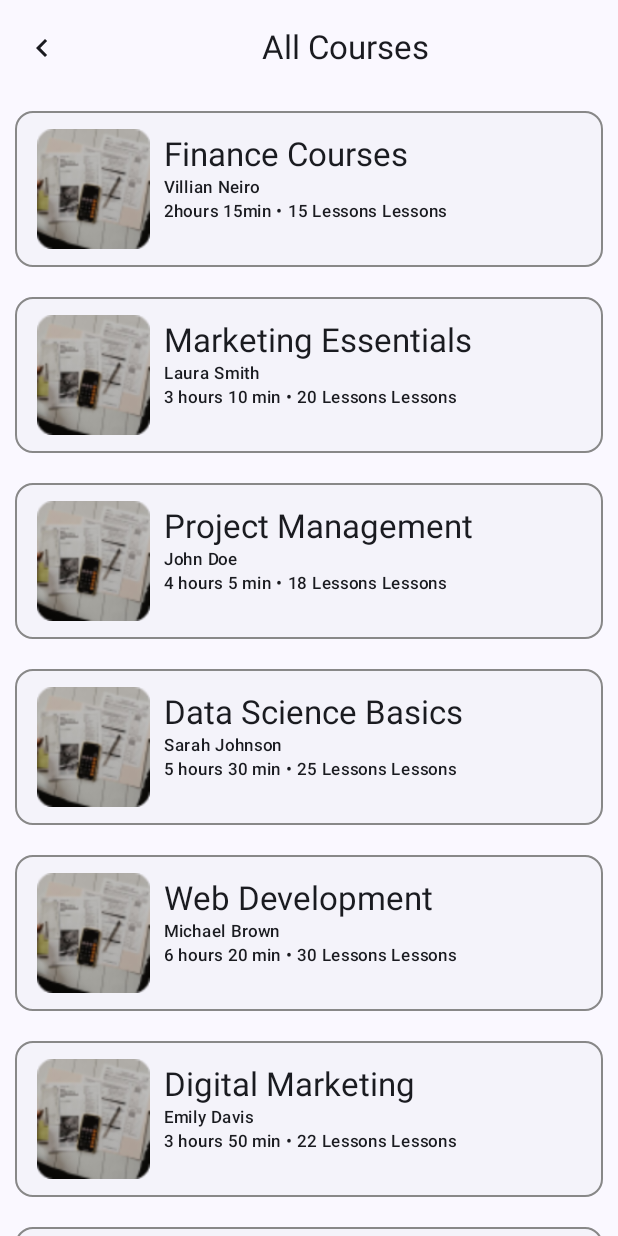
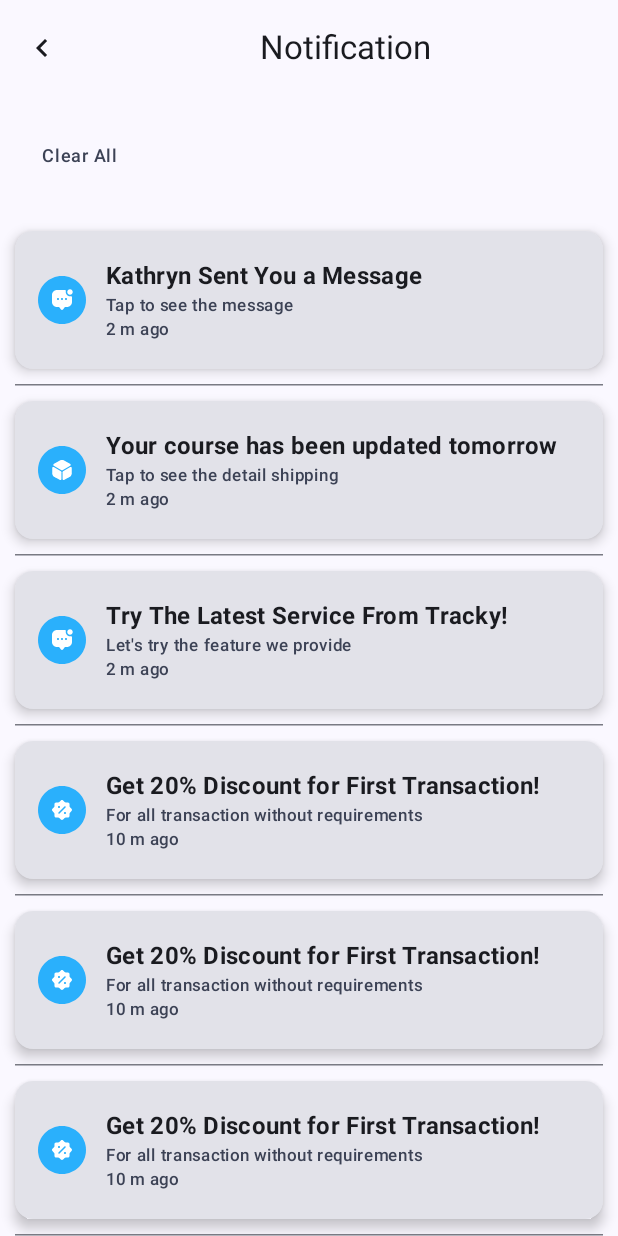
Before and after one commit to Aman-pandey07/Financial_Litracy_App, an Android app built with Jetpack Compose: the screen it shows after launch (MainActivity), on a phone screen of 412 x 824 dp. Run offline under Robolectric (Android 15) with nearby library versions, the phone set to English and light mode, and no system bars.

Commit message:
notification screen done

```diff
--- a/app/src/main/java/com/aman/financial_litracy_app/MainActivity.kt
+++ b/app/src/main/java/com/aman/financial_litracy_app/MainActivity.kt
@@ -5,14 +5,15 @@ import android.os.Bundle
 import androidx.activity.ComponentActivity
 import androidx.activity.compose.setContent
 import androidx.activity.enableEdgeToEdge
+import androidx.lifecycle.viewmodel.compose.viewModel
 import com.aman.financial_litracy_app.courses.CourseListScreen
+import com.aman.financial_litracy_app.homescreen.NotificationScreen
 import com.aman.financial_litracy_app.leftnavigationdrawer.AboutUsScreen
 import com.aman.financial_litracy_app.leftnavigationdrawer.ContactUsScreen
 import com.aman.financial_litracy_app.leftnavigationdrawer.TermsAndConditionScreen
 
 import com.aman.financial_litracy_app.ui.theme.Financial_Litracy_AppTheme
-
-
+import com.aman.financial_litracy_app.viewmodel.CourseViewModel
 
 
 class MainActivity : ComponentActivity() {
@@ -20,11 +21,12 @@ class MainActivity : ComponentActivity() {
         super.onCreate(savedInstanceState)
         enableEdgeToEdge()
         setContent {
+            val courseViewModel: CourseViewModel = viewModel()
             Financial_Litracy_AppTheme {
 //                Surface(color = MaterialTheme.colorScheme.background) {
 //                    App()
 //                }
-                CourseListScreen()
+                NotificationScreen()
 
 
             }
--- a/app/src/main/java/com/aman/financial_litracy_app/courses/CourseListScreen.kt
+++ b/app/src/main/java/com/aman/financial_litracy_app/courses/CourseListScreen.kt
@@ -5,6 +5,7 @@ import androidx.compose.foundation.Image
 import androidx.compose.foundation.layout.Arrangement
 import androidx.compose.foundation.layout.Column
 import androidx.compose.foundation.layout.Row
+import androidx.compose.foundation.layout.fillMaxSize
 import androidx.compose.foundation.layout.fillMaxWidth
 import androidx.compose.foundation.layout.padding
 import androidx.compose.foundation.layout.size
@@ -35,7 +36,7 @@ import com.aman.financial_litracy_app.viewmodel.CourseViewModel
 
 @OptIn(ExperimentalMaterial3Api::class)
 @Composable
-fun CourseListScreen() {
+fun CourseListScreen(courseViewModel: CourseViewModel) {
     Scaffold (
         topBar = {
             TopAppBar(
@@ -56,23 +57,15 @@ fun CourseListScreen() {
         },
         content = {
 
-            val courseViewModel:CourseViewModel = viewModel()
 
-            val courseList = listOf(
-                CourseInfo("Financial Literacy for Beginners", "Dr. Emily Davis", "2 Months", 12, R.drawable.course_image_pay),
-                CourseInfo("Understanding Credit Scores and Reports", "Professor Mark Johnson", "1 Month", 8, R.drawable.course_image_pay),
-                CourseInfo("Budgeting and Saving Strategies", "Financial Advisor Sarah Lee", "3 Weeks", 6, R.drawable.course_image_pay),
-                CourseInfo("Investing Basics: Stocks, Bonds, and Mutual Funds", "Investment Expert David Kim", "4 Months", 16, R.drawable.course_image_pay),
-                CourseInfo("Retirement Planning: 401(k)s, IRAs, and Social Security", "Retirement Planner Karen Taylor", "2 Months", 10, R.drawable.course_image_pay),
-                CourseInfo("Personal Finance for College Students", "Student Financial Advisor Alex Brown", "1 Week", 4, R.drawable.course_image_pay),
-                CourseInfo("Debt Management and Repayment Strategies", "Debt Counselor Michael White", "3 Months", 12, R.drawable.course_image_pay),
-                CourseInfo("Understanding Taxes and Filing Your Returns", "Tax Accountant Lisa Nguyen", "2 Months", 8, R.drawable.course_image_pay),
-                CourseInfo("Building Wealth and Financial Independence", "Financial Coach Emily Chen", "6 Months", 20, R.drawable.course_image_pay),
-                CourseInfo("Financial Planning for Entrepreneurs", "Small Business Advisor David Lee", "4 Months", 16, R.drawable.course_image_pay)
-            )
+
+
             LazyColumn(
-                modifier = Modifier.padding(it)
+                modifier = Modifier.fillMaxSize().padding(it)
             ){
+                item {
+                    AllCoursesHeader()
+                }
                 items(courseViewModel.getCourses()){ course ->
                     ProductInfoCard(
                         productName = course.courseName,
@@ -83,6 +76,8 @@ fun CourseListScreen() {
                     )
                 }
             }
+
+            //hardcoded data
 //            LazyColumn(
 //                modifier = Modifier
 //                    .fillMaxSize()
@@ -109,8 +104,8 @@ fun CourseListScreen() {
 
 @Preview
 @Composable
-fun CourseListScreenPrevi() {
-    CourseListScreen()
+fun CourseListScreenPreview() {
+    CourseListScreen(courseViewModel = CourseViewModel())
 }
 
 @Composable
@@ -159,13 +154,7 @@ fun ProductInfoCard(
 }
 
 
-data class CourseInfo(
-    val productName: String,
-    val instructorName: String,
-    val duration: String,
-    val numberOfLessons: Int,
-    val imagePlaceholder: Int
-)
+
 
 @Composable
 fun AllCoursesHeader() {
--- /dev/null
+++ b/app/src/main/java/com/aman/financial_litracy_app/homescreen/NotificationScreen.kt
@@ -0,0 +1,200 @@
+package com.aman.financial_litracy_app.homescreen
+
+import android.graphics.drawable.Drawable
+import androidx.compose.foundation.Image
+import androidx.compose.foundation.layout.Arrangement
+import androidx.compose.foundation.layout.Column
+import androidx.compose.foundation.layout.Row
+import androidx.compose.foundation.layout.fillMaxSize
+import androidx.compose.foundation.layout.fillMaxWidth
+import androidx.compose.foundation.layout.padding
+import androidx.compose.foundation.layout.size
+import androidx.compose.foundation.lazy.LazyColumn
+import androidx.compose.foundation.lazy.items
+import androidx.compose.foundation.rememberScrollState
+import androidx.compose.foundation.verticalScroll
+import androidx.compose.material.icons.Icons
+import androidx.compose.material.icons.automirrored.filled.KeyboardArrowLeft
+import androidx.compose.material3.Card
+import androidx.compose.material3.CardDefaults
+import androidx.compose.material3.ExperimentalMaterial3Api
+import androidx.compose.material3.HorizontalDivider
+import androidx.compose.material3.Icon
+import androidx.compose.material3.IconButton
+import androidx.compose.material3.MaterialTheme
+import androidx.compose.material3.Scaffold
+import androidx.compose.material3.Text
+import androidx.compose.material3.TextButton
+import androidx.compose.material3.TopAppBar
+import androidx.compose.runtime.Composable
+import androidx.compose.ui.Alignment
+import androidx.compose.ui.Modifier
+import androidx.compose.ui.res.painterResource
+import androidx.compose.ui.text.font.FontWeight
+import androidx.compose.ui.text.style.TextAlign
+import androidx.compose.ui.tooling.preview.Preview
+import androidx.compose.ui.unit.dp
+import com.aman.financial_litracy_app.R
+
+@OptIn(ExperimentalMaterial3Api::class)
+@Composable
+fun NotificationScreen() {
+    Scaffold(
+        topBar = {
+            TopAppBar(
+                title = {
+                    Text(
+                        text ="Notification",
+                        textAlign = TextAlign.Center,
+                        style = MaterialTheme.typography.titleLarge,
+                        modifier = Modifier.fillMaxWidth()
+                    )
+                },
+                navigationIcon = {
+                    IconButton(onClick = { /*TODO*/ }) {
+                        Icon(imageVector = Icons.AutoMirrored.Filled.KeyboardArrowLeft, contentDescription ="Back Button" )
+                    }
+                }
+            )
+        },
+        content = {
+            Column (
+                modifier = Modifier.padding(it)
+            ){
+                // Clear All button
+                Row(
+                    horizontalArrangement = Arrangement.End,
+                    modifier = Modifier.padding(16.dp)
+                ) {
+                    TextButton(
+                        onClick = {/* Handle clear all action */},
+                        ){
+                        Text(text = "Clear All",
+                            style = MaterialTheme.typography.labelMedium,
+                            color = MaterialTheme.colorScheme.secondary
+                        )
+
+                    }
+                }
+
+                // Notification items
+                LazyColumn {
+                    items(notifications) { notification ->
+                        NotificationItem(notification)
+                    }
+                }
+            }
+        }
+    )
+}
+
+@Preview
+@Composable
+fun NotificationScreenPreview(){
+    NotificationScreen()
+}
+
+
+@Composable
+fun NotificationItem(notification: com.aman.financial_litracy_app.homescreen.Notification) {
+    Card(
+        elevation = CardDefaults.cardElevation(defaultElevation = 5.dp),
+        modifier = Modifier
+            .padding(10.dp)
+            .fillMaxSize()
+    ) {
+        Row(
+            horizontalArrangement = Arrangement.Start,
+            verticalAlignment = Alignment.CenterVertically,
+            modifier = Modifier
+                .padding(10.dp)
+                .fillMaxWidth()
+
+        ) {
+        // Notification icon
+            Image(
+                painter = painterResource(id = notification.icon),
+                contentDescription =notification.title,
+                modifier = Modifier
+                    .align(Alignment.CenterVertically)
+                    .padding(5.dp)
+                    .size(32.dp)
+            )
+//            Icon(
+//                // Use notification.icon directly as resource id
+//                resourceId = notification.icon,
+//                contentDescription = notification.title,
+//                modifier = Modifier.size(32.dp)
+//            )
+
+        // Notification details
+        Column(
+            modifier = Modifier.padding(8.dp)
+        ) {
+            Text(
+                text = notification.title,
+                style = MaterialTheme.typography.titleMedium,
+                fontWeight = FontWeight.Bold
+            )
+            Text(
+                text = notification.message,
+                style = MaterialTheme.typography.labelSmall,
+                color = MaterialTheme.colorScheme.secondary
+            )
+            Text(
+                text = notification.timestamp,
+                style = MaterialTheme.typography.labelSmall,
+                color = MaterialTheme.colorScheme.secondary
+            )
+        }
+    }
+    }
+    HorizontalDivider(modifier = Modifier.padding(start = 10.dp, end = 10.dp))
+}
+
+
+data class Notification(
+    val icon: Int,
+    val title: String,
+    val message: String,
+    val timestamp: String
+)
+// Sample notification data
+val notifications = listOf(
+    Notification(
+        icon = R.drawable.notification_icon1,
+        title = "Kathryn Sent You a Message",
+        message = "Tap to see the message",
+        timestamp = "2 m ago"
+    ),
+    Notification(
+        icon = R.drawable.notification_icon2,
+        title = "Your course has been updated tomorrow",
+        message = "Tap to see the detail shipping",
+        timestamp = "2 m ago"
+    ),
+    Notification(
+        icon = R.drawable.notification_icon3,
+        title = "Try The Latest Service From Tracky!",
+        message = "Let's try the feature we provide",
+        timestamp = "2 m ago"
+    ),
+    Notification(
+        icon = R.drawable.notification_icon4,
+        title = "Get 20% Discount for First Transaction!",
+        message = "For all transaction without requirements",
+        timestamp = "10 m ago"
+    ),
+    Notification(
+        icon = R.drawable.notification_icon4,
+        title = "Get 20% Discount for First Transaction!",
+        message = "For all transaction without requirements",
+        timestamp = "10 m ago"
+    ),
+    Notification(
+        icon = R.drawable.notification_icon4,
+        title = "Get 20% Discount for First Transaction!",
+        message = "For all transaction without requirements",
+        timestamp = "10 m ago"
+    )
+)
--- a/app/src/main/java/com/aman/financial_litracy_app/viewmodel/CourseViewModel.kt
+++ b/app/src/main/java/com/aman/financial_litracy_app/viewmodel/CourseViewModel.kt
@@ -3,8 +3,11 @@ package com.aman.financial_litracy_app.viewmodel
 import androidx.lifecycle.ViewModel
 import com.aman.financial_litracy_app.data.CourseRepository
 import com.aman.financial_litracy_app.data.CourseRepositoryImplementation
+import com.aman.financial_litracy_app.data.Courses
 
 class CourseViewModel: ViewModel(){
     private val courseRepository:CourseRepository = CourseRepositoryImplementation()
     fun getCourses() = courseRepository.getCourses()
+
+
 }
--- /dev/null
+++ b/app/src/main/res/drawable/notification_icon1.xml
@@ -0,0 +1,15 @@
+<vector xmlns:android="http://schemas.android.com/apk/res/android"
+    android:width="44dp"
+    android:height="44dp"
+    android:viewportWidth="44"
+    android:viewportHeight="44">
+    <path
+        android:fillColor="#FF2AB0FC"
+        android:pathData="M0 22c0-12.15 9.85-22 22-22h0c12.15 0 22 9.85 22 22v0c0 12.15-9.85 22-22 22h0c-12.15 0-22-9.85-22-22z"/>
+    <path
+        android:fillColor="#FFFFFFFF"
+        android:pathData="M29.33 17.19c1.4 0 2.52-1.13 2.52-2.52 0-1.4-1.12-2.52-2.52-2.52-1.39 0-2.52 1.12-2.52 2.52 0 1.39 1.13 2.52 2.52 2.52Z"/>
+    <path
+        android:fillColor="#FFFFFFFF"
+        android:pathData="M28.45 18.47c-1.44-0.31-2.6-1.48-2.92-2.92-0.12-0.56-0.13-1.1-0.03-1.62 0.12-0.57-0.3-1.1-0.89-1.1h-7.2c-2.52 0-4.58 2.06-4.58 4.59v6.37c0 2.53 2.06 4.58 4.59 4.58h1.37c0.26 0 0.59 0.17 0.73 0.37l1.38 1.82c0.6 0.8 1.6 0.8 2.2 0l1.38-1.82c0.17-0.23 0.43-0.37 0.73-0.37h1.38c2.53 0 4.58-2.04 4.58-4.57v-4.41c0-0.58-0.54-1-1.1-0.9-0.52 0.1-1.06 0.1-1.62-0.02ZM18.33 22c-0.51 0-0.91-0.41-0.91-0.92 0-0.5 0.4-0.91 0.91-0.91 0.5 0 0.92 0.4 0.92 0.91 0 0.5-0.4 0.92-0.92 0.92ZM22 22c-0.51 0-0.92-0.41-0.92-0.92 0-0.5 0.4-0.91 0.92-0.91 0.5 0 0.92 0.4 0.92 0.91 0 0.5-0.4 0.92-0.92 0.92Zm3.67 0c-0.52 0-0.92-0.41-0.92-0.92 0-0.5 0.4-0.91 0.92-0.91 0.5 0 0.91 0.4 0.91 0.91 0 0.5-0.4 0.92-0.91 0.92Z"/>
+</vector>
--- /dev/null
+++ b/app/src/main/res/drawable/notification_icon2.xml
@@ -0,0 +1,18 @@
+<vector xmlns:android="http://schemas.android.com/apk/res/android"
+    android:width="44dp"
+    android:height="44dp"
+    android:viewportWidth="44"
+    android:viewportHeight="44">
+    <path
+        android:fillColor="#FF2AB0FC"
+        android:pathData="M0 22c0-12.15 9.85-22 22-22h0c12.15 0 22 9.85 22 22v0c0 12.15-9.85 22-22 22h0c-12.15 0-22-9.85-22-22z"/>
+    <path
+        android:fillColor="#FFFFFFFF"
+        android:pathData="M29.53 18.17l-7.06 4.09c-0.29 0.16-0.64 0.16-0.94 0l-7.06-4.1c-0.5-0.28-0.63-0.97-0.24-1.4 0.26-0.3 0.56-0.55 0.89-0.73l4.96-2.75c1.07-0.6 2.8-0.6 3.85 0l4.97 2.75c0.32 0.18 0.63 0.43 0.9 0.73 0.36 0.43 0.23 1.12-0.27 1.4Z"/>
+    <path
+        android:fillColor="#FFFFFFFF"
+        android:pathData="M21.48 23.96v6.25c0 0.7-0.7 1.16-1.33 0.86-1.89-0.93-5.07-2.66-5.07-2.66-1.12-0.63-2.04-2.23-2.04-3.54v-4.73c0-0.72 0.77-1.18 1.39-0.83l6.59 3.83c0.27 0.17 0.46 0.48 0.46 0.82Z"/>
+    <path
+        android:fillColor="#FFFFFFFF"
+        android:pathData="M22.52 23.96v6.25c0 0.7 0.7 1.16 1.33 0.86 1.89-0.93 5.07-2.66 5.07-2.66 1.12-0.63 2.04-2.23 2.04-3.54v-4.73c0-0.72-0.77-1.18-1.39-0.83l-6.59 3.83c-0.27 0.17-0.46 0.48-0.46 0.82Z"/>
+</vector>
--- /dev/null
+++ b/app/src/main/res/drawable/notification_icon3.xml
@@ -0,0 +1,15 @@
+<vector xmlns:android="http://schemas.android.com/apk/res/android"
+    android:width="44dp"
+    android:height="44dp"
+    android:viewportWidth="44"
+    android:viewportHeight="44">
+    <path
+        android:fillColor="#FF2AB0FC"
+        android:pathData="M0 22c0-12.15 9.85-22 22-22h0c12.15 0 22 9.85 22 22v0c0 12.15-9.85 22-22 22h0c-12.15 0-22-9.85-22-22z"/>
+    <path
+        android:fillColor="#FFFFFFFF"
+        android:pathData="M29.33 17.19c1.4 0 2.52-1.13 2.52-2.52 0-1.4-1.12-2.52-2.52-2.52-1.39 0-2.52 1.12-2.52 2.52 0 1.39 1.13 2.52 2.52 2.52Z"/>
+    <path
+        android:fillColor="#FFFFFFFF"
+        android:pathData="M28.45 18.47c-1.44-0.31-2.6-1.48-2.92-2.92-0.12-0.56-0.13-1.1-0.03-1.62 0.12-0.57-0.3-1.1-0.89-1.1h-7.2c-2.52 0-4.58 2.06-4.58 4.59v6.37c0 2.53 2.06 4.58 4.59 4.58h1.37c0.26 0 0.59 0.17 0.73 0.37l1.38 1.82c0.6 0.8 1.6 0.8 2.2 0l1.38-1.82c0.17-0.23 0.43-0.37 0.73-0.37h1.38c2.53 0 4.58-2.04 4.58-4.57v-4.41c0-0.58-0.54-1-1.1-0.9-0.52 0.1-1.06 0.1-1.62-0.02ZM18.33 22c-0.51 0-0.91-0.41-0.91-0.92 0-0.5 0.4-0.91 0.91-0.91 0.5 0 0.92 0.4 0.92 0.91 0 0.5-0.4 0.92-0.92 0.92ZM22 22c-0.51 0-0.92-0.41-0.92-0.92 0-0.5 0.4-0.91 0.92-0.91 0.5 0 0.92 0.4 0.92 0.91 0 0.5-0.4 0.92-0.92 0.92Zm3.67 0c-0.52 0-0.92-0.41-0.92-0.92 0-0.5 0.4-0.91 0.92-0.91 0.5 0 0.91 0.4 0.91 0.91 0 0.5-0.4 0.92-0.91 0.92Z"/>
+</vector>
--- /dev/null
+++ b/app/src/main/res/drawable/notification_icon4.xml
@@ -0,0 +1,12 @@
+<vector xmlns:android="http://schemas.android.com/apk/res/android"
+    android:width="44dp"
+    android:height="44dp"
+    android:viewportWidth="44"
+    android:viewportHeight="44">
+    <path
+        android:fillColor="#FF2AB0FC"
+        android:pathData="M0 22c0-12.15 9.85-22 22-22h0c12.15 0 22 9.85 22 22v0c0 12.15-9.85 22-22 22h0c-12.15 0-22-9.85-22-22z"/>
+    <path
+        android:fillColor="#FFFFFFFF"
+        android:pathData="M30.74 20.96l-1.4-1.39c-0.24-0.24-0.43-0.7-0.43-1.04v-1.98c0-0.8-0.66-1.46-1.46-1.46h-1.98c-0.33 0-0.8-0.2-1.03-0.43l-1.4-1.4c-0.56-0.56-1.5-0.56-2.07 0l-1.4 1.4c-0.24 0.24-0.7 0.43-1.04 0.43h-1.98c-0.8 0-1.46 0.66-1.46 1.46v1.98c0 0.33-0.2 0.8-0.43 1.03l-1.4 1.4c-0.56 0.56-0.56 1.5 0 2.07l1.4 1.39c0.24 0.24 0.43 0.7 0.43 1.04v1.97c0 0.8 0.66 1.46 1.46 1.46h1.98c0.33 0 0.8 0.2 1.03 0.43l1.4 1.4c0.56 0.57 1.5 0.57 2.07 0l1.39-1.4c0.24-0.23 0.7-0.43 1.04-0.43h1.97c0.8 0 1.46-0.66 1.46-1.46v-1.97c0-0.33 0.2-0.8 0.43-1.04l1.4-1.4c0.6-0.55 0.6-1.49 0.02-2.06Zm-12.4-1.71c0-0.5 0.4-0.92 0.91-0.92 0.5 0 0.92 0.42 0.92 0.92s-0.4 0.92-0.92 0.92c-0.5 0-0.92-0.42-0.92-0.92Zm1.4 5.99c-0.14 0.13-0.32 0.2-0.49 0.2-0.17 0-0.35-0.07-0.49-0.2-0.26-0.27-0.26-0.71 0-0.98l5.5-5.5c0.27-0.26 0.71-0.26 0.98 0 0.26 0.27 0.26 0.71 0 0.98l-5.5 5.5Zm5.01 0.43c-0.51 0-0.93-0.42-0.93-0.92s0.42-0.92 0.92-0.92 0.92 0.42 0.92 0.92-0.4 0.92-0.91 0.92Z"/>
+</vector>
```
